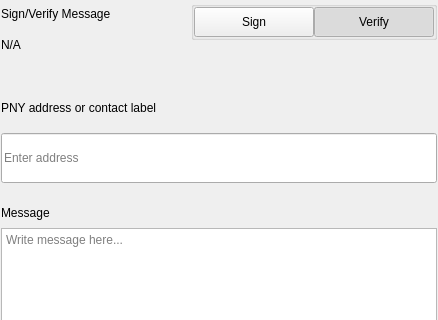
This is src/qt/pivx/settings/forms/settingssignmessagewidgets.ui in AltcoinBaggins/lil as Qt 5 draws it before an edit; both pictures show x 0 to 438 and y 0 to 320 of the 438 by 579 pixel window. The edited form follows.
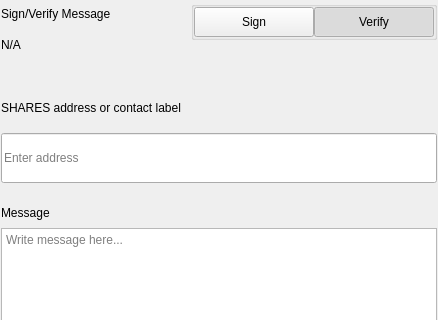
This is the edited form.

Commit message: Update branding to SHARES

Diff of the .ui file:
```diff
--- a/src/qt/pivx/settings/forms/settingssignmessagewidgets.ui
+++ b/src/qt/pivx/settings/forms/settingssignmessagewidgets.ui
@@ -276,7 +276,7 @@
                </size>
               </property>
               <property name="text">
-               <string>PNY address or contact label</string>
+               <string>SHARES address or contact label</string>
               </property>
              </widget>
             </item>
```
The commit also changes 657 other files.
